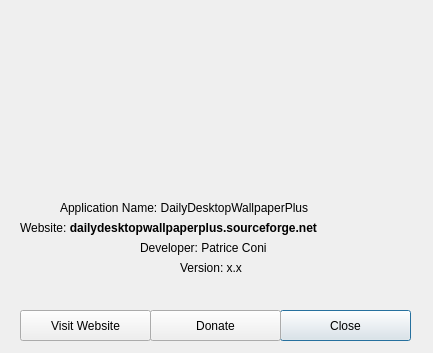
Old version of the form about.ui in the repository hakan1498/DailyDesktopWallpaperPlus.
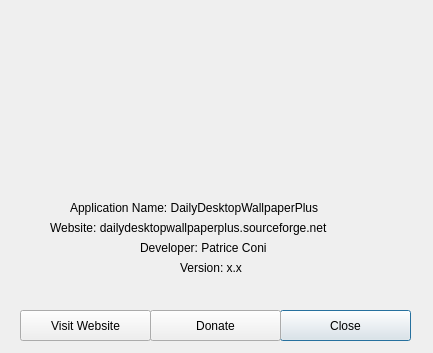
New version of the form. Icons and pictures are not drawn.

```diff
--- a/about.ui
+++ b/about.ui
@@ -38,7 +38,7 @@
   <widget class="QLabel" name="label_2">
    <property name="geometry">
     <rect>
-     <x>60</x>
+     <x>70</x>
      <y>200</y>
      <width>361</width>
      <height>16</height>
@@ -51,14 +51,14 @@
   <widget class="QLabel" name="label_4">
    <property name="geometry">
     <rect>
-     <x>20</x>
+     <x>50</x>
      <y>220</y>
      <width>411</width>
      <height>16</height>
     </rect>
    </property>
    <property name="text">
-    <string>&lt;html&gt;&lt;head/&gt;&lt;body&gt;&lt;p&gt;Website: &lt;span style=&quot; font-weight:600;&quot;&gt;dailydesktopwallpaperplus.sourceforge.net&lt;/span&gt;&lt;/p&gt;&lt;/body&gt;&lt;/html&gt;</string>
+    <string>&lt;html&gt;&lt;head/&gt;&lt;body&gt;&lt;p&gt;Website: dailydesktopwallpaperplus.sourceforge.net&lt;/p&gt;&lt;/body&gt;&lt;/html&gt;</string>
    </property>
   </widget>
   <widget class="QLabel" name="label_3">
```
